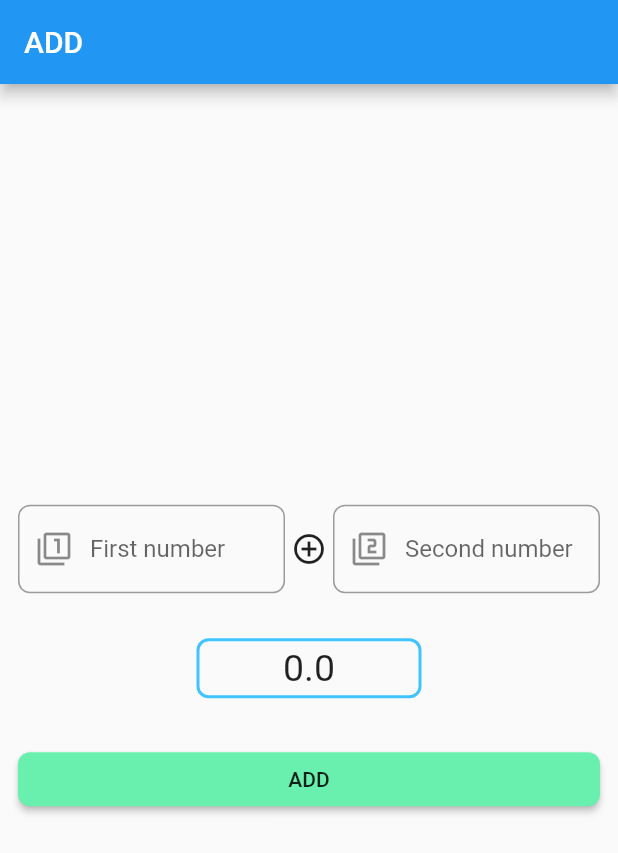
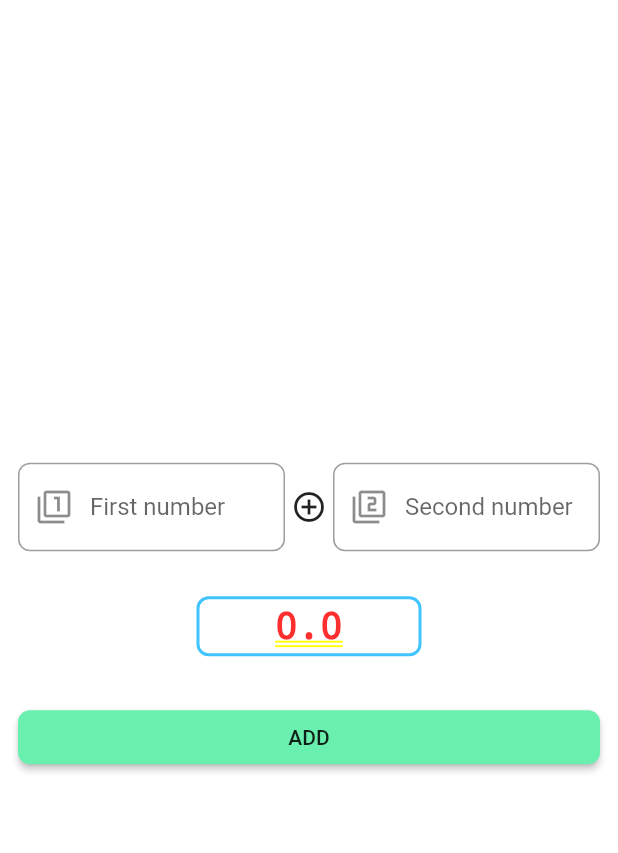
Before and after one commit to JossinAntony/Flutter-Multipages-Arithmetic-Operations, a Flutter app: the screen it shows after launch, after a tap on "ADD", on a phone screen of 412 x 824 dp. Shown: the top 853 px of the screen. Run offline on Flutter 3.47's test engine with Material 2 defaults, Android fonts, the phone set to English and light mode, and no system bars.

Commit message:
Scaffold removed from all subpages to create the bottom navigationbar.

```diff
--- a/lib/pages/add.dart
+++ b/lib/pages/add.dart
@@ -24,12 +24,7 @@ class _AddState extends State<Add> {
 
   @override
   Widget build(BuildContext context) {
-    return MaterialApp(
-      home: Scaffold(
-        appBar: AppBar(
-          title: Text('ADD'),
-        ),
-        body: Container(
+    return Container(
           padding: EdgeInsets.only(left: 12.0, right: 12.0),
           alignment: Alignment.center,
           child: Column(
@@ -119,8 +114,6 @@ class _AddState extends State<Add> {
               ),
             ],
           ),
-        )
-      )
-    );
+        );
   }
 }
```
Also changed, not shown: lib/pages/counter.dart (+2 -10 lines), lib/pages/divide.dart (+2 -9 lines), lib/pages/multiply.dart (+2 -9 lines), lib/pages/subtract.dart (+2 -9 lines).
